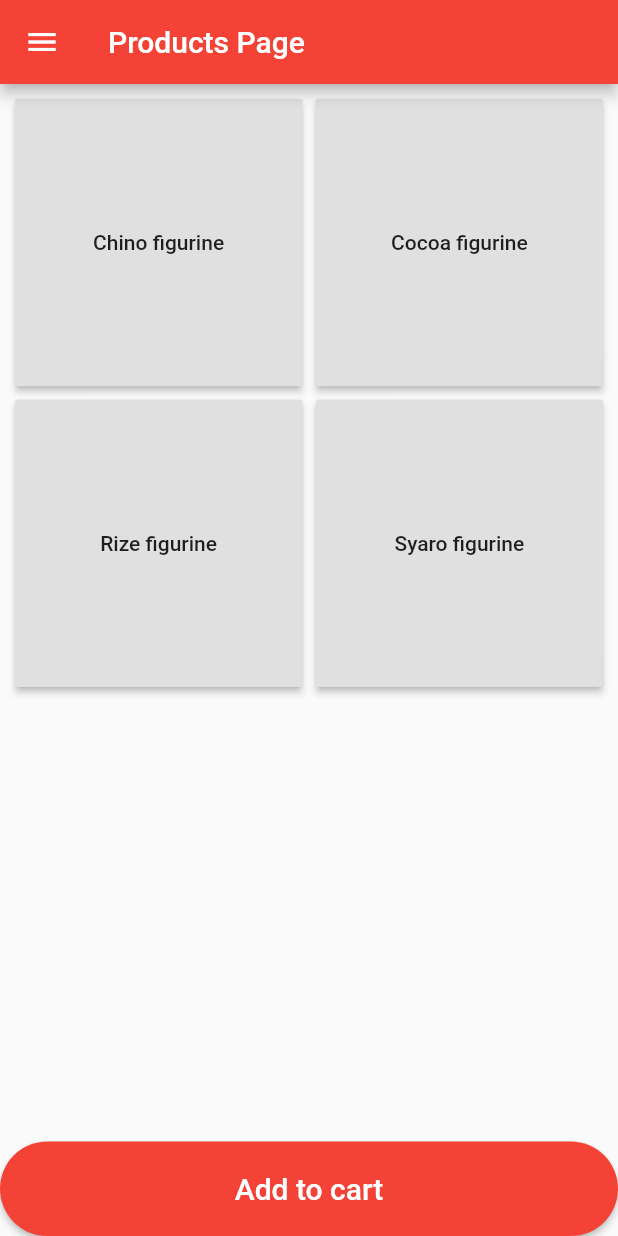
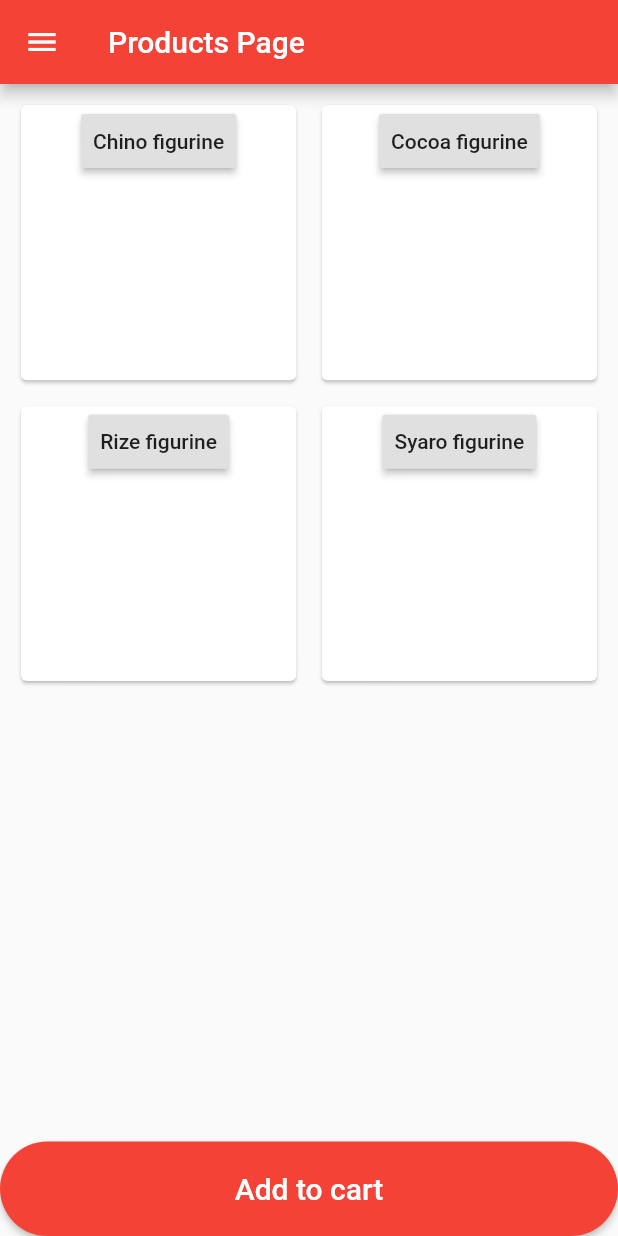
Before and after one commit to NotTheRealEdmund/Flutter, a Flutter app: the screen it shows after launch, on a phone screen of 412 x 824 dp. Run offline on Flutter 3.47's test engine with Material 2 defaults, Android fonts, the phone set to English and light mode, and no system bars; our stand-ins replace google_fonts.

Commit message:
Place each button inside a column widget inside a card widget

```diff
--- a/third_app/lib/product.dart
+++ b/third_app/lib/product.dart
@@ -67,11 +67,14 @@ class _ProductState extends State<Product> {
                 itemBuilder: (context, i) => SizedBox(
                   width: 100.0,
                   height: 100.0,
-                  child: RaisedButton(
-                    padding: const EdgeInsets.all(8.0),
-                    onPressed: () {},
-                    child: Text(productList[i]),
-                  ),
+                  child: Card(
+                      child: Column(children: <Widget>[
+                    RaisedButton(
+                      padding: const EdgeInsets.all(8.0),
+                      onPressed: () {},
+                      child: Text(productList[i]),
+                    ),
+                  ])),
                 ),
               ),
             ),
```
